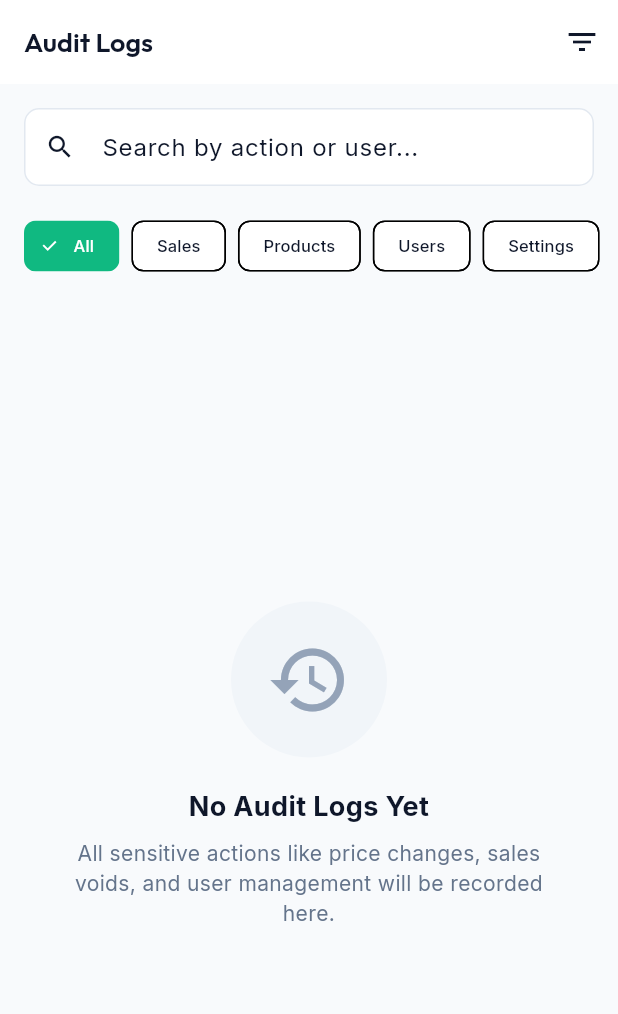
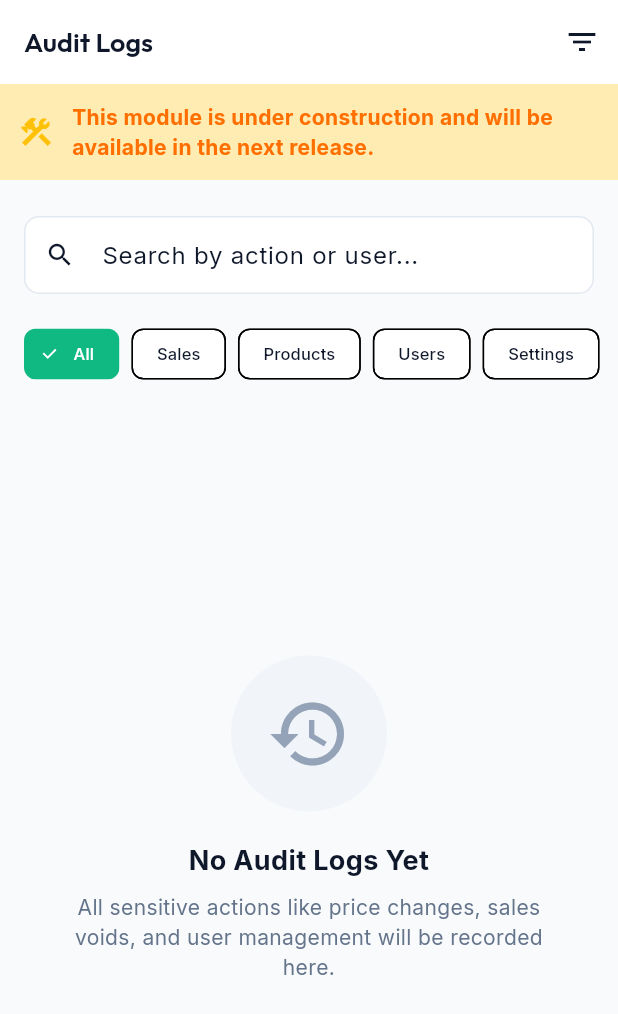
Before and after one commit to kvishal007/Dress-Shop, a Flutter app: the AuditLogsScreen screen opened by its route, on a phone screen of 412 x 824 dp. Shown: the top 1014 px of the screen. Run offline on Flutter 3.47's test engine with Material 3 defaults, Android fonts, the phone set to English and light mode, and no system bars; our stand-ins replace dio, flutter_riverpod, flutter_secure_storage, go_router, google_fonts, shared_preferences; missing offline and left inert: simple_barcode_scanner; accounts and stored records are empty.

Commit message:
feat(mobile): add coming soon banners to unfinished modules

```diff
--- a/mobile/lib/features/purchases/presentation/purchases_screen.dart
+++ b/mobile/lib/features/purchases/presentation/purchases_screen.dart
@@ -1,6 +1,7 @@
 import 'package:flutter/material.dart';
 import 'package:smart_dress_shop_pos/core/constants/app_colors.dart';
 import 'package:smart_dress_shop_pos/shared/widgets/empty_state_widget.dart';
+import 'package:smart_dress_shop_pos/shared/widgets/coming_soon_banner.dart';
 
 class PurchasesScreen extends StatelessWidget {
   const PurchasesScreen({super.key});
@@ -14,6 +15,7 @@ class PurchasesScreen extends StatelessWidget {
       ),
       body: Column(
         children: [
+          const ComingSoonBanner(),
           _buildStatusTabs(),
           const Expanded(
             child: EmptyStateWidget(
@@ -26,7 +28,9 @@ class PurchasesScreen extends StatelessWidget {
       ),
       floatingActionButton: FloatingActionButton.extended(
         backgroundColor: AppColors.primary,
-        onPressed: () {},
+        onPressed: () {
+          ScaffoldMessenger.of(context).showSnackBar(const SnackBar(content: Text('Purchase Orders are coming soon!')));
+        },
         icon: const Icon(Icons.add, color: Colors.white),
         label: const Text('New Purchase', style: TextStyle(color: Colors.white, fontWeight: FontWeight.bold)),
       ),
--- a/mobile/lib/features/reports/presentation/reports_screen.dart
+++ b/mobile/lib/features/reports/presentation/reports_screen.dart
@@ -1,5 +1,6 @@
 import 'package:flutter/material.dart';
 import 'package:smart_dress_shop_pos/core/constants/app_colors.dart';
+import 'package:smart_dress_shop_pos/shared/widgets/coming_soon_banner.dart';
 import 'package:smart_dress_shop_pos/core/utils/formatters.dart';
 
 class ReportsScreen extends StatefulWidget {
@@ -43,6 +44,7 @@ class _ReportsScreenState extends State<ReportsScreen> with SingleTickerProvider
       ),
       body: Column(
         children: [
+          const ComingSoonBanner(),
           _buildPeriodSelector(),
           Expanded(
             child: TabBarView(
--- a/mobile/lib/features/settings/presentation/audit_logs_screen.dart
+++ b/mobile/lib/features/settings/presentation/audit_logs_screen.dart
@@ -1,6 +1,7 @@
 import 'package:flutter/material.dart';
 import 'package:smart_dress_shop_pos/core/constants/app_colors.dart';
 import 'package:smart_dress_shop_pos/shared/widgets/empty_state_widget.dart';
+import 'package:smart_dress_shop_pos/shared/widgets/coming_soon_banner.dart';
 
 class AuditLogsScreen extends StatelessWidget {
   const AuditLogsScreen({super.key});
@@ -10,10 +11,18 @@ class AuditLogsScreen extends StatelessWidget {
     return Scaffold(
       appBar: AppBar(
         title: const Text('Audit Logs'),
-        actions: [IconButton(icon: const Icon(Icons.filter_list), onPressed: () {})],
+        actions: [
+          IconButton(
+            icon: const Icon(Icons.filter_list),
+            onPressed: () {
+              ScaffoldMessenger.of(context).showSnackBar(const SnackBar(content: Text('Audit Logs are coming soon!')));
+            },
+          ),
+        ],
       ),
       body: Column(
         children: [
+          const ComingSoonBanner(),
           Padding(
             padding: const EdgeInsets.all(16),
             child: TextField(
--- /dev/null
+++ b/mobile/lib/shared/widgets/coming_soon_banner.dart
@@ -0,0 +1,36 @@
+import 'package:flutter/material.dart';
+import 'package:smart_dress_shop_pos/core/constants/app_colors.dart';
+
+class ComingSoonBanner extends StatelessWidget {
+  final String message;
+
+  const ComingSoonBanner({
+    super.key,
+    this.message = 'This module is under construction and will be available in the next release.',
+  });
+
+  @override
+  Widget build(BuildContext context) {
+    return Container(
+      width: double.infinity,
+      padding: const EdgeInsets.all(12),
+      margin: const EdgeInsets.only(bottom: 8),
+      color: Colors.amber.shade100,
+      child: Row(
+        children: [
+          const Icon(Icons.construction, color: Colors.amber),
+          const SizedBox(width: 12),
+          Expanded(
+            child: Text(
+              message,
+              style: TextStyle(
+                color: Colors.amber.shade900,
+                fontWeight: FontWeight.bold,
+              ),
+            ),
+          ),
+        ],
+      ),
+    );
+  }
+}
```
Also changed, not shown: mobile/lib/features/customers/presentation/customers_screen.dart (+6 -1 lines), mobile/lib/features/expenses/presentation/expenses_screen.dart (+12 -1 lines), mobile/lib/features/returns/presentation/returns_screen.dart (+6 -2 lines), mobile/lib/features/settings/presentation/shop_settings_screen.dart (+14 -1 lines), mobile/lib/features/settings/presentation/users_screen.dart (+13 -3 lines), mobile/lib/features/suppliers/presentation/suppliers_screen.dart (+11 -1 lines).
